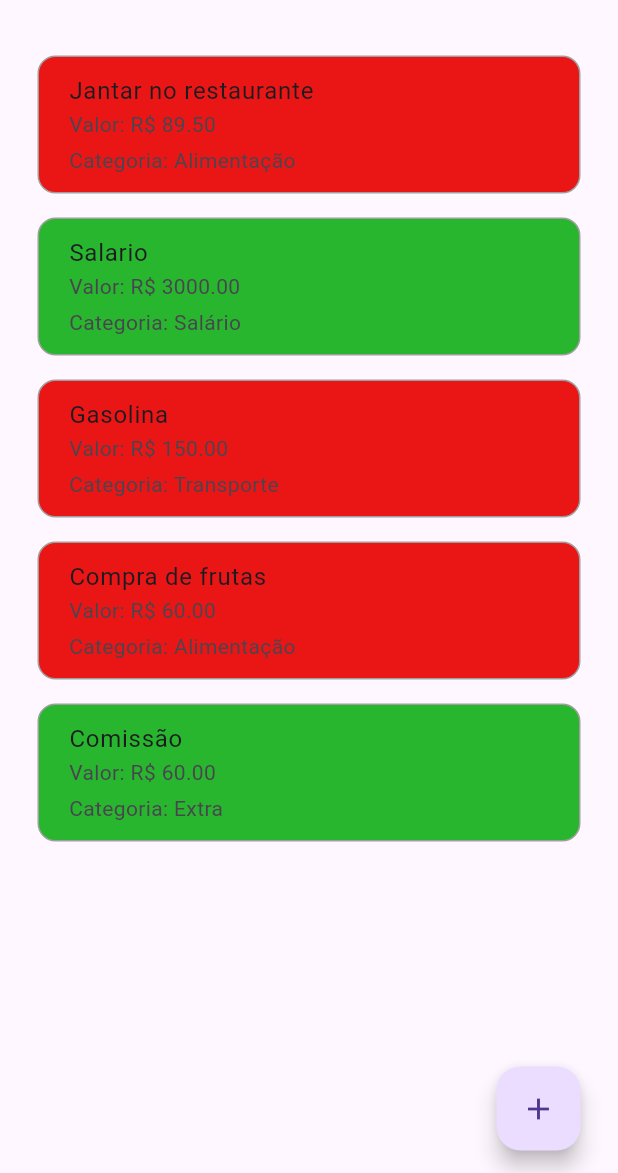
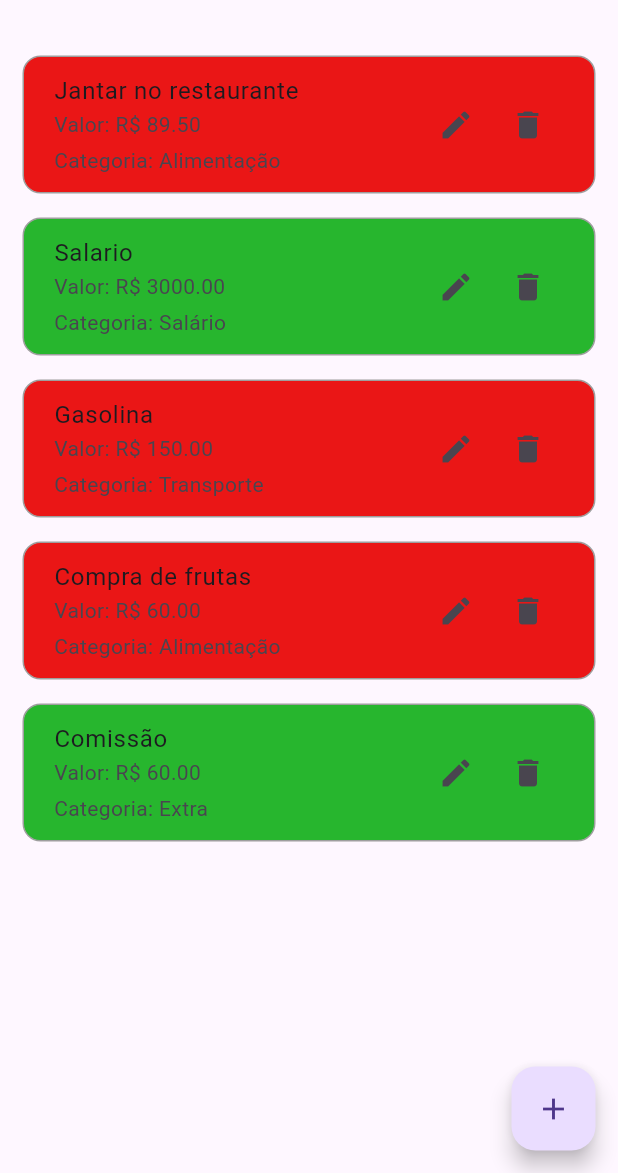
Before and after one commit to EneiasAlmeida/Gerenciador_de_financas, a Flutter app: the screen it shows after launch, on a phone screen of 412 x 824 dp, the part 63-1236 px from its top. Run offline on Flutter 3.47's test engine with Material 3 defaults, Android fonts, the phone set to English and light mode, and no system bars.

Commit message:
Botão Editar e excluir

```diff
--- a/lib/components/registro_tile_bloco.dart
+++ b/lib/components/registro_tile_bloco.dart
@@ -25,8 +25,8 @@ class RegistroTileBloco extends StatelessWidget {
       ),
       child: ListTile(
         contentPadding: const EdgeInsets.symmetric(horizontal: 20.0, vertical: 3.0), // Padding dentro do ListTile
-        title: Text(registro.nome),
-        subtitle: Column(
+        title: Text(registro.nome),      //Jantar  no restaurante,salario,gasolina-titulo
+        subtitle: Column(        // tem o valor e a categoria dentro
           crossAxisAlignment: CrossAxisAlignment.start,
           children: <Widget>[
             Text('Valor: R\$ ${registro.valor.toStringAsFixed(2)}'),
@@ -35,6 +35,19 @@ class RegistroTileBloco extends StatelessWidget {
             //
           ],
         ),
+        trailing: Row(
+          mainAxisSize: MainAxisSize.min,
+          children: [
+            IconButton(
+              icon: const Icon(Icons.edit),
+              onPressed: () {}
+            ),
+            IconButton(
+              icon: const Icon(Icons.delete),
+              onPressed: () {}
+            )
+          ],
+        )
       ),
     );
   }
--- a/lib/views_telas/listagem.dart
+++ b/lib/views_telas/listagem.dart
@@ -25,7 +25,7 @@ class Listagem extends StatelessWidget {
 
       body: Padding(
         padding: const EdgeInsets.symmetric(
-          horizontal: 25.0,
+          horizontal: 15.0,
           vertical: 15.0
         ),  // Espaço nas laterais
         child: Column(
@@ -38,12 +38,12 @@ class Listagem extends StatelessWidget {
                 ),
               ),
             ),
-            const Row(
+            Row(
               mainAxisAlignment: MainAxisAlignment.end,
               children: [
                 FloatingActionButton(
-                  onPressed: null,
-                  child: Icon(Icons.add)
+                  child: const Icon(Icons.add),
+                  onPressed: () {}
                 )
               ]
             )
```
